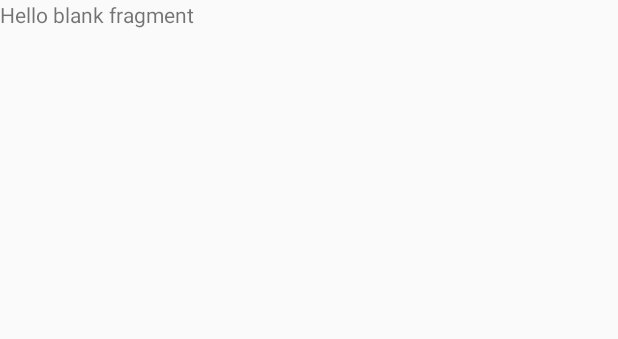
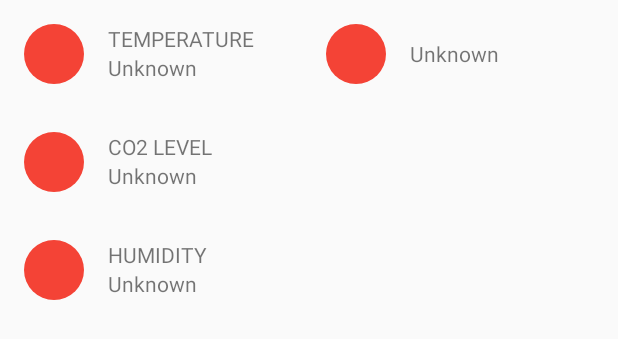
Before and after one commit to jy03189211/roommate, an Android app: the layout fragment_room_default_fragment.xml on its own in the app's theme, with its tools: preview values and no code run, on a phone screen of 412 x 824 dp. Shown: the top 339 px of the screen. Run offline under Robolectric (Android 15) with nearby library versions, the phone set to English and light mode, and no system bars.

Commit message:
Initial UI for room fragment

```diff
--- a/Tomato/app/src/main/res/layout/fragment_room_default_fragment.xml
+++ b/Tomato/app/src/main/res/layout/fragment_room_default_fragment.xml
@@ -4,10 +4,132 @@
     android:layout_height="match_parent"
     tools:context="fi.aalto_iot.tomato.activity.room.Room_default_fragment">
 
-    <!-- TODO: Update blank fragment layout -->
-    <TextView
+    <RelativeLayout
         android:layout_width="match_parent"
-        android:layout_height="match_parent"
-        android:text="@string/hello_blank_fragment" />
+        android:layout_height="match_parent">
 
+        <RelativeLayout
+            android:layout_width="wrap_content"
+            android:layout_height="wrap_content"
+            android:layout_toRightOf="@+id/room_status_indicator_relative_layout"
+            android:paddingLeft="32dp">
+
+            <ImageView
+                android:id="@+id/room_status_indicator_circle"
+                android:layout_width="wrap_content"
+                android:layout_height="wrap_content"
+                android:padding="16dp"
+                android:src="@drawable/room_status_indicator_occupied" />
+
+            <TextView
+                android:id="@+id/room_status_indicator_text"
+                android:layout_width="wrap_content"
+                android:layout_height="wrap_content"
+                android:layout_centerVertical="true"
+                android:layout_toRightOf="@+id/room_status_indicator_circle"
+                android:text="@string/unknown" />
+
+        </RelativeLayout>
+
+        <ImageView
+            android:id="@+id/room_temperature_icon"
+            android:layout_width="wrap_content"
+            android:layout_height="wrap_content"
+            android:padding="16dp"
+            android:src="@drawable/room_status_indicator_occupied" />
+
+        <RelativeLayout
+            android:id="@+id/room_status_indicator_relative_layout"
+            android:layout_width="wrap_content"
+            android:layout_height="wrap_content"
+            android:layout_toEndOf="@+id/room_temperature_icon"
+            android:layout_toRightOf="@+id/room_temperature_icon"
+            android:paddingBottom="16dp"
+            android:paddingLeft="0dp"
+            android:paddingStart="0dp"
+            android:paddingTop="16dp">
+
+            <TextView
+                android:id="@+id/room_temperature_header"
+                android:layout_width="wrap_content"
+                android:layout_height="wrap_content"
+                android:text="@string/room_temperature_header" />
+
+            <TextView
+                android:id="@+id/room_temperature"
+                android:layout_width="wrap_content"
+                android:layout_height="wrap_content"
+                android:layout_below="@+id/room_temperature_header"
+                android:text="@string/unknown" />
+
+        </RelativeLayout>
+
+        <ImageView
+            android:id="@+id/room_co2_icon"
+            android:layout_width="wrap_content"
+            android:layout_height="wrap_content"
+            android:layout_below="@+id/room_temperature_icon"
+            android:padding="16dp"
+            android:src="@drawable/room_status_indicator_occupied" />
+
+
+        <RelativeLayout
+            android:layout_width="wrap_content"
+            android:layout_height="wrap_content"
+            android:layout_below="@+id/room_temperature_icon"
+            android:layout_toRightOf="@+id/room_co2_icon"
+            android:paddingBottom="16dp"
+            android:paddingLeft="0dp"
+            android:paddingStart="0dp"
+            android:paddingTop="16dp">
+
+            <TextView
+                android:id="@+id/room_co2_header"
+                android:layout_width="wrap_content"
+                android:layout_height="wrap_content"
+                android:text="@string/room_co2_header" />
+
+            <TextView
+                android:id="@+id/room_co2"
+                android:layout_width="wrap_content"
+                android:layout_height="wrap_content"
+                android:layout_below="@+id/room_co2_header"
+                android:text="@string/unknown" />
+
+        </RelativeLayout>
+
+        <ImageView
+            android:id="@+id/room_humidity_icon"
+            android:layout_width="wrap_content"
+            android:layout_height="wrap_content"
+            android:layout_below="@+id/room_co2_icon"
+            android:padding="16dp"
+            android:src="@drawable/room_status_indicator_occupied" />
+
+        <RelativeLayout
+            android:layout_width="wrap_content"
+            android:layout_height="wrap_content"
+            android:layout_below="@+id/room_co2_icon"
+            android:layout_toEndOf="@+id/room_humidity_icon"
+            android:layout_toRightOf="@+id/room_humidity_icon"
+            android:paddingBottom="16dp"
+            android:paddingLeft="0dp"
+            android:paddingStart="0dp"
+            android:paddingTop="16dp">
+
+            <TextView
+                android:id="@+id/room_humidity_header"
+                android:layout_width="wrap_content"
+                android:layout_height="wrap_content"
+                android:text="@string/room_humidity_header" />
+
+            <TextView
+                android:id="@+id/room_humidity"
+                android:layout_width="wrap_content"
+                android:layout_height="wrap_content"
+                android:layout_below="@+id/room_humidity_header"
+                android:text="@string/unknown" />
+
+        </RelativeLayout>
+    </RelativeLayout>
 </FrameLayout>
--- a/Tomato/app/src/main/res/values/strings.xml
+++ b/Tomato/app/src/main/res/values/strings.xml
@@ -15,6 +15,10 @@
     <string name="room_co2_drowsy">Drowsy</string>
     <string name="room_fragment_default_name">CURRENT STATUS</string>
     <string name="room_fragment_history_name">HISTORY DATA</string>
+    <string name="room_co2_header">CO2 LEVEL</string>
+    <string name="room_temperature_header">TEMPERATURE</string>
+    <string name="room_humidity_header">HUMIDITY</string>
+    <string name="unknown">Unknown</string>
 
     <!-- TODO: Remove or change this placeholder text -->
     <string name="hello_blank_fragment">Hello blank fragment</string>
```
